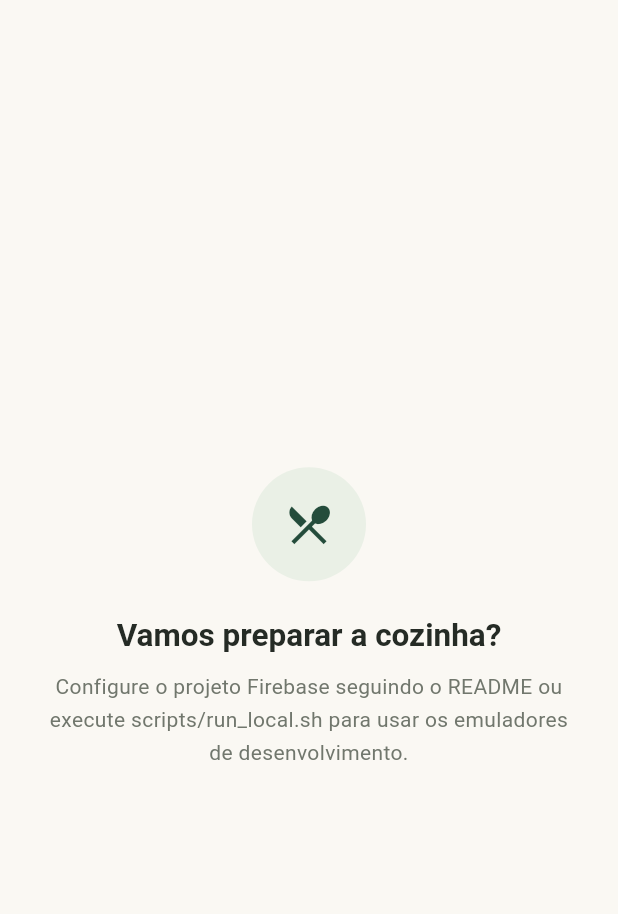
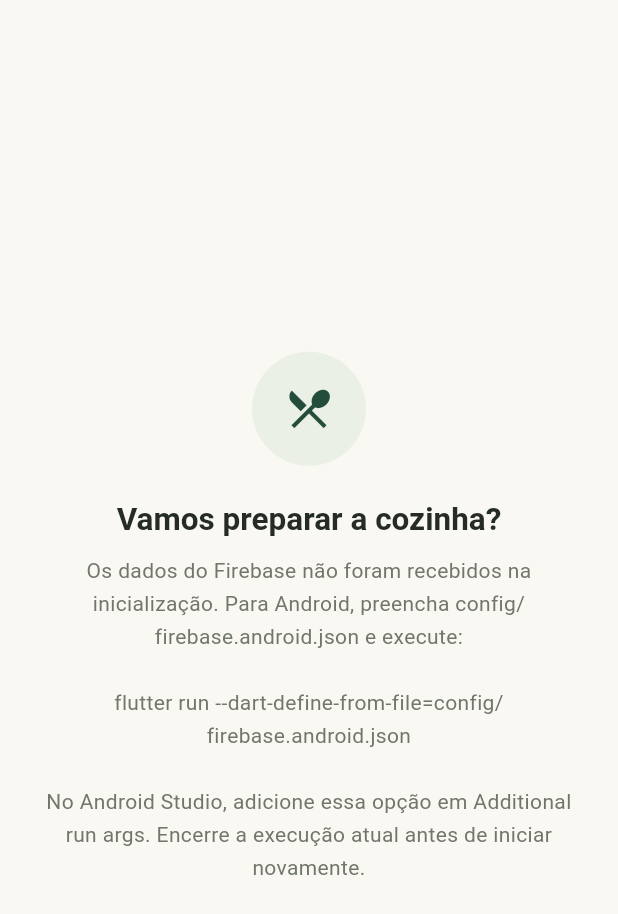
Before and after one commit to lanaro0108/ChefsShief, a Flutter app: the screen it shows after launch, on a phone screen of 412 x 824 dp. Shown: the top 914 px of the screen. Run offline on Flutter 3.47's test engine with Material 3 defaults, Android fonts, the phone set to English and light mode, and no system bars; our stand-ins replace cloud_firestore, firebase_auth, firebase_core; accounts and stored records are empty.

Commit message:
fix: orienta configuração de execução do Firebase no Android

```diff
--- a/lib/app/app.dart
+++ b/lib/app/app.dart
@@ -79,7 +79,11 @@
             : 'Vamos preparar a cozinha?',
         message: initializationFailed
             ? 'Confira a configuração Firebase e a conexão. Se estiver em modo local, inicie os emuladores. Consulte o README do projeto.'
-            : 'Configure o projeto Firebase seguindo o README ou execute scripts/run_local.sh para usar os emuladores de desenvolvimento.',
+            : 'Os dados do Firebase não foram recebidos na inicialização. '
+                  'Para Android, preencha config/firebase.android.json e execute:\n\n'
+                  'flutter run --dart-define-from-file=config/firebase.android.json\n\n'
+                  'No Android Studio, adicione essa opção em Additional run args. '
+                  'Encerre a execução atual antes de iniciar novamente.',
       ),
     ),
   );
```
Also changed, not shown: 2 other files.
